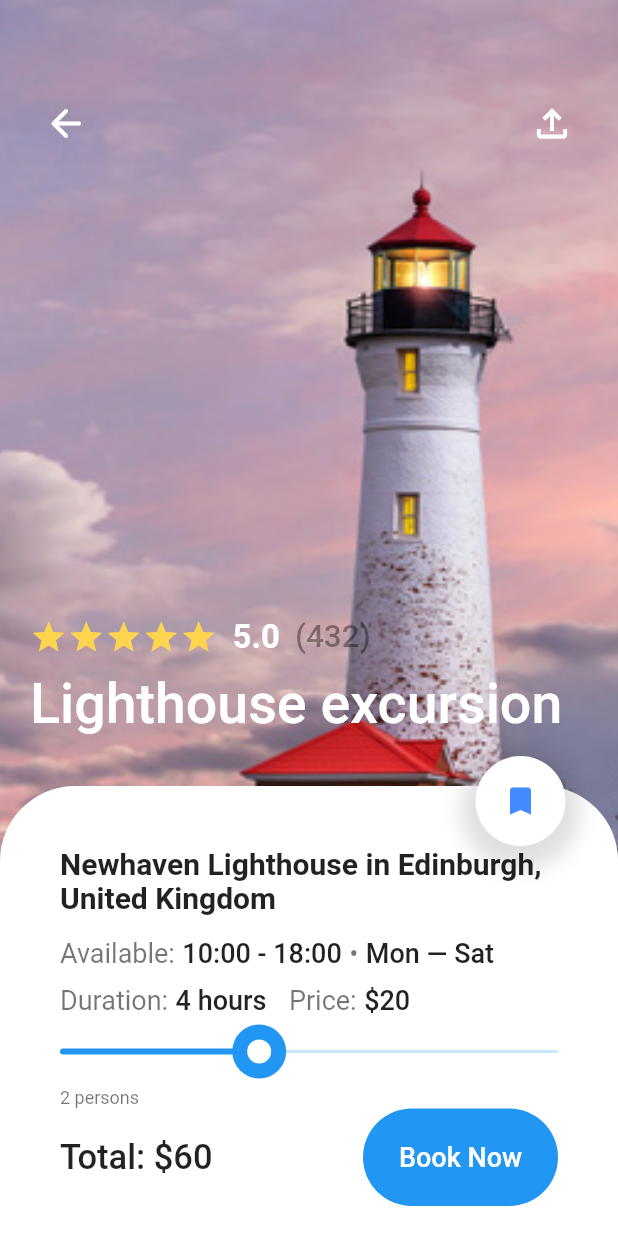
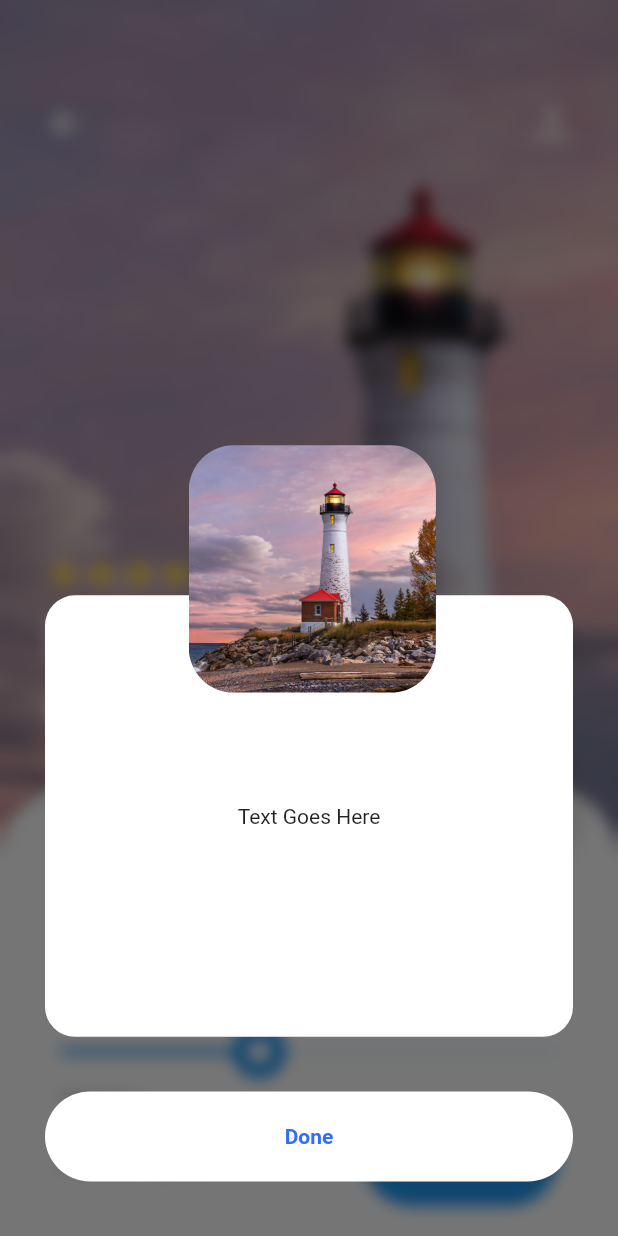
Before and after one commit to hellyab/travel_app, a Flutter app: the DetailScreen screen opened directly with empty values, after a tap on "Book Now", on a phone screen of 412 x 824 dp. Run offline on Flutter 3.47's test engine with Material 2 defaults, Android fonts, the phone set to English and light mode, and no system bars.

Commit message:
feat: add excrusion popup

```diff
--- a/lib/models/models.dart
+++ b/lib/models/models.dart
@@ -1,2 +1,3 @@
 ///This is a barrel file
 export 'sight.dart';
+export 'city.dart';
--- a/lib/screens/detail_screen/detail_screen.dart
+++ b/lib/screens/detail_screen/detail_screen.dart
@@ -31,6 +31,11 @@ class _DetailScreenState extends State<DetailScreen> {
   Widget build(BuildContext context) {
     return Scaffold(
       body: Container(
+        child: Stack(
+          children: [
+            Align(
+              alignment: Alignment.topCenter,
+              child: Container(
                 decoration: BoxDecoration(
                   image: DecorationImage(
                     image: AssetImage(
@@ -56,20 +61,26 @@ class _DetailScreenState extends State<DetailScreen> {
                     Spacer(
                       flex: 1,
                     ),
-            RatingBar(
+                    Padding(
+                      padding: const EdgeInsets.symmetric(horizontal: 10.0),
+                      child: RatingBar(
                         isLarge: true,
                         ratersCount: 432,
                         rating: 5,
                         showRatersCount: true,
                       ),
+                    ),
                     SizedBox(
                       height: 10,
                     ),
-            Text(
+                    Padding(
+                      padding: const EdgeInsets.symmetric(horizontal: 10.0),
+                      child: Text(
                         "Lighthouse excursion",
                         style: Theme.of(context).textTheme.headline6?.copyWith(
                               color: Colors.white,
                               fontSize: 37,
+                            ),
                       ),
                     ),
                     SizedBox(
@@ -78,10 +89,16 @@ class _DetailScreenState extends State<DetailScreen> {
                   ],
                 ),
               ),
-      extendBody: true,
-      bottomNavigationBar: BottomDetailSheet(
+            ),
+            Align(
+              alignment: Alignment.bottomCenter,
+              child: BottomDetailSheet(
                 sliderValue: sliderValue,
                 onSliderChanged: onSliderChanged,
+              ),
+            ),
+          ],
+        ),
       ),
     );
   }
--- a/lib/screens/detail_screen/widgets/bottom_detail_sheet.dart
+++ b/lib/screens/detail_screen/widgets/bottom_detail_sheet.dart
@@ -1,4 +1,7 @@
+import 'dart:ui';
+
 import 'package:flutter/material.dart';
+import 'package:travel_app/screens/excursion_popup/excursion_popup.dart';
 import 'package:travel_app/screens/detail_screen/widgets/widgets.dart';
 import 'package:travel_app/shared_widgets/shared_widgets.dart';
 
@@ -62,7 +65,21 @@ class BottomDetailSheet extends StatelessWidget {
                             ),
                       ),
                       TextButton(
-                        onPressed: () {},
+                        onPressed: () {
+                          showModalBottomSheet(
+                            context: context,
+                            builder: (context) {
+                              return BackdropFilter(
+                                filter: ImageFilter.blur(
+                                  sigmaX: 5,
+                                  sigmaY: 5,
+                                ),
+                                child: ExcursionPopup(),
+                              );
+                            },
+                            backgroundColor: Colors.transparent,
+                          );
+                        },
                         style: ButtonStyle(
                           backgroundColor: MaterialStateColor.resolveWith(
                             (states) => Colors.blue,
--- /dev/null
+++ b/lib/screens/excursion_popup/excursion_popup.dart
@@ -0,0 +1,64 @@
+import 'package:flutter/material.dart';
+
+class ExcursionPopup extends StatelessWidget {
+  const ExcursionPopup({
+    Key? key,
+  }) : super(key: key);
+
+  @override
+  Widget build(BuildContext context) {
+    return Container(
+      color: Colors.transparent,
+      padding: EdgeInsets.symmetric(horizontal: 30),
+      child: Column(
+        mainAxisAlignment: MainAxisAlignment.spaceEvenly,
+        children: [
+          Stack(
+            clipBehavior: Clip.none,
+            children: [
+              Container(
+                width: MediaQuery.of(context).size.width,
+                height: MediaQuery.of(context).size.height / 2.8,
+                decoration: BoxDecoration(
+                  borderRadius: BorderRadius.circular(20),
+                  color: Colors.white,
+                ),
+                child: Center(
+                  child: Text("Text Goes Here"),
+                ),
+              ),
+              Positioned(
+                top: -100,
+                left: MediaQuery.of(context).size.width / 4.3,
+                child: ClipRRect(
+                  borderRadius: BorderRadius.circular(30.0),
+                  child: Image(
+                    width: MediaQuery.of(context).size.width / 2.5,
+                    height: MediaQuery.of(context).size.height / 5,
+                    image: AssetImage("assets/images/lighthouse.jpg"),
+                    fit: BoxFit.cover,
+                  ),
+                ),
+              ),
+            ],
+          ),
+          Container(
+            width: MediaQuery.of(context).size.width,
+            height: 60,
+            decoration: BoxDecoration(
+                color: Colors.white, borderRadius: BorderRadius.circular(30)),
+            child: Center(
+              child: Text(
+                "Done",
+                style: TextStyle(
+                    color: Color(0xFF316bff),
+                    fontSize: 14,
+                    fontWeight: FontWeight.bold),
+              ),
+            ),
+          )
+        ],
+      ),
+    );
+  }
+}
```
Also changed, not shown: lib/main.dart (+23 -7 lines), lib/models/city.dart (added, +74 -0 lines). Lines whose indentation alone changed are shown as unchanged.
